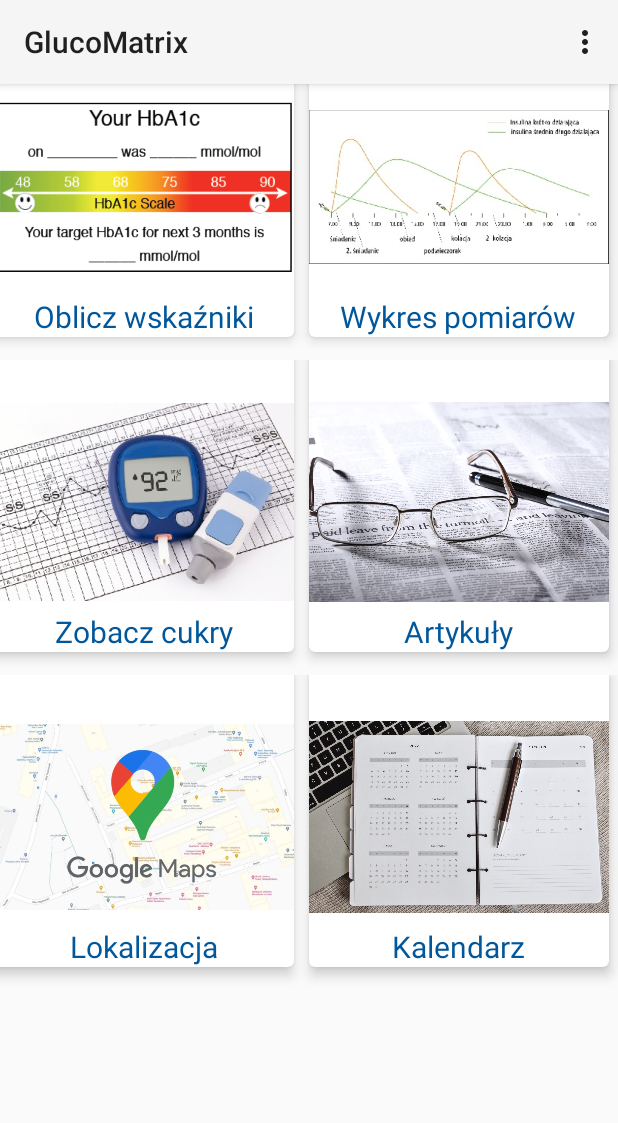
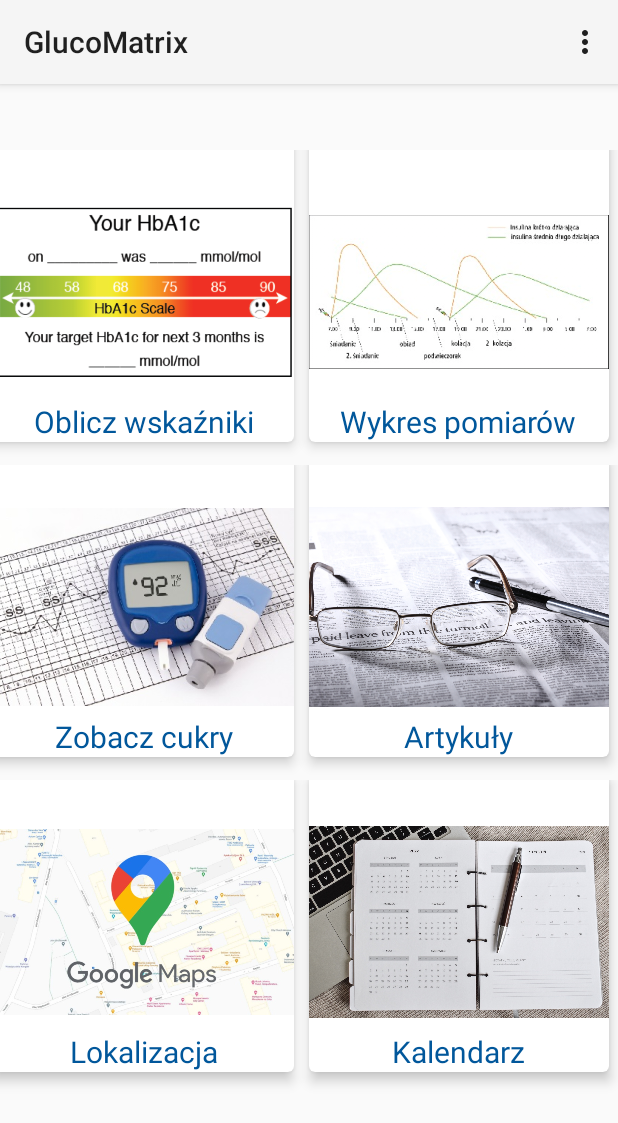
Before and after one commit to filip20121/glucometrix, an Android app: the MainActivity screen opened directly, with no data from a screen before it, on a phone screen of 412 x 824 dp. Shown: the top 1123 px of the screen. Run offline under Robolectric (Android 15) with nearby library versions, the phone set to English and light mode, and no system bars.

Commit message:
Last changes

```diff
--- a/app/src/main/res/layout/activity_main.xml
+++ b/app/src/main/res/layout/activity_main.xml
@@ -10,12 +10,13 @@
 <ScrollView
     android:layout_width="match_parent"
     android:layout_height="match_parent"
-    android:layout_marginTop="30sp">
+    android:layout_marginTop="50sp">
      <LinearLayout
         android:layout_width="match_parent"
         android:layout_height="match_parent"
         android:orientation="vertical"
-        android:gravity="center">
+        android:gravity="center"
+         android:layout_marginTop="50sp">
 
         <LinearLayout
             android:layout_width="match_parent"
```
